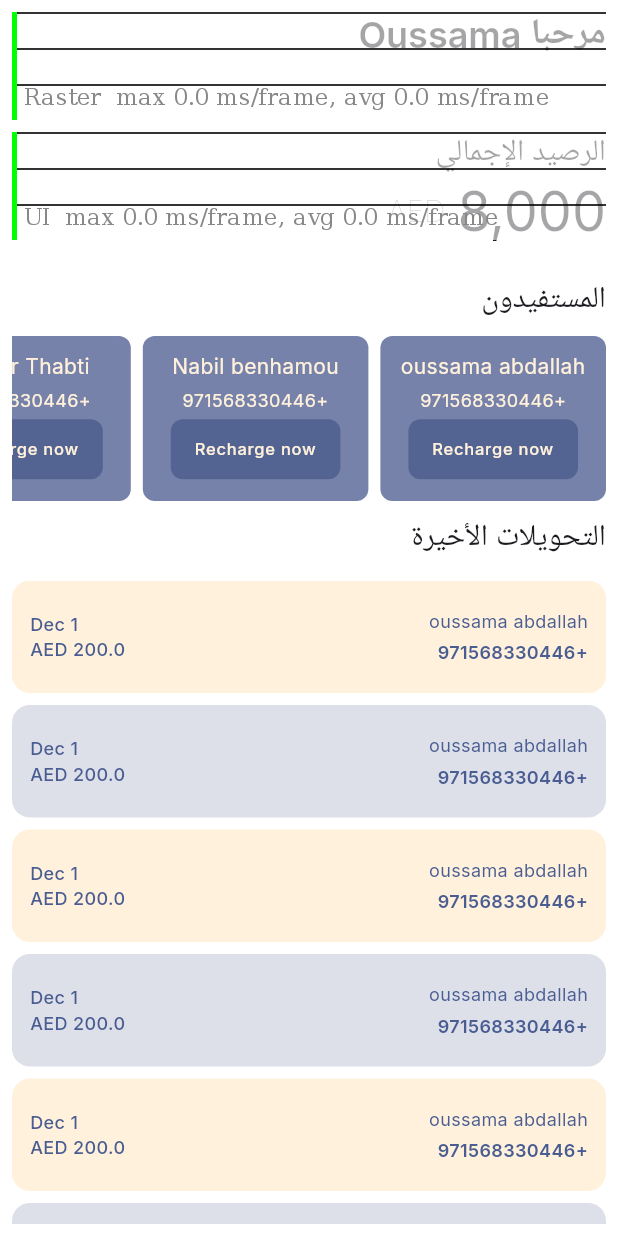
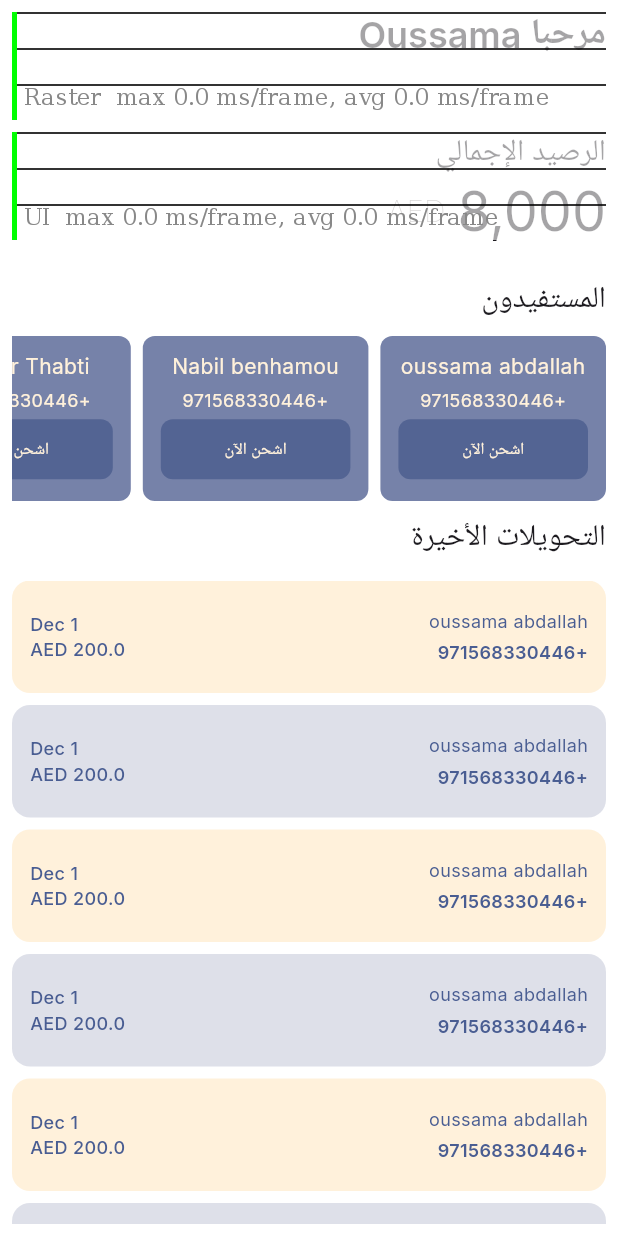
Before and after one commit to oussaki-dev/e5d-assesment, a Flutter app: the HomeScreen screen opened by its route, on a phone screen of 412 x 824 dp. Run offline on Flutter 3.47's test engine with Material 3 defaults, Android fonts, the phone set to English and light mode, and no system bars; our stand-ins replace flutter_svg, freezed_annotation, go_router, google_fonts, logger; missing offline and left inert: dlibphonenumber; generated files the repository leaves out were written again.

Commit message:
add Arabic translation to beneficiary item

```diff
--- a/lib/features/beneficiary/presentation/view/beneficiary_list_item.dart
+++ b/lib/features/beneficiary/presentation/view/beneficiary_list_item.dart
@@ -1,6 +1,7 @@
 import 'package:e5d_assesment/features/beneficiary/domain/model/beneficiary_model.dart';
 import 'package:e5d_assesment/themes/colors.dart';
 import 'package:flutter/material.dart';
+import 'package:flutter_gen/gen_l10n/app_localizations.dart';
 
 class BeneficiaryListItemWidget extends StatelessWidget {
   const BeneficiaryListItemWidget({
@@ -21,7 +22,7 @@ class BeneficiaryListItemWidget extends StatelessWidget {
       ),
       key: ObjectKey("beneficiary${_beneficiary.id}"),
       child: Padding(
-        padding: const EdgeInsets.all(8.0),
+        padding: const EdgeInsets.only(left: 12, right: 12, top: 8, bottom: 8),
         child: Column(
           crossAxisAlignment: CrossAxisAlignment.center,
           mainAxisAlignment: MainAxisAlignment.center,
@@ -51,7 +52,9 @@ class BeneficiaryListItemWidget extends StatelessWidget {
                     ),
                   ),
             ),
-            TextButton(
+            SizedBox(
+              width: double.infinity,
+              child: TextButton(
                 onPressed: _onPressed,
                 style: TextButton.styleFrom(
                   shape: RoundedRectangleBorder(
@@ -63,7 +66,7 @@ class BeneficiaryListItemWidget extends StatelessWidget {
                   ),
                 ),
                 child: Text(
-                "Recharge now",
+                  AppLocalizations.of(context)!.button_recharge_now,
                   style: Theme.of(context)
                       .textTheme
                       .labelMedium
@@ -72,6 +75,7 @@ class BeneficiaryListItemWidget extends StatelessWidget {
                         fontSize: 11,
                       )),
                 ),
+              ),
             )
           ],
         ),
--- a/lib/features/beneficiary/presentation/viewmodel/benefeciary_vm.dart
+++ b/lib/features/beneficiary/presentation/viewmodel/benefeciary_vm.dart
@@ -1,6 +1,6 @@
 import 'package:e5d_assesment/features/beneficiary/domain/model/beneficiary_model.dart';
 import 'package:dlibphonenumber/dlibphonenumber.dart';
-import 'package:e5d_assesment/main.dart';
+
 
 class BeneficiaryViewModel {
   BeneficiaryViewModel({required this.beneficiaries});
--- a/lib/l10n/app_ar.arb
+++ b/lib/l10n/app_ar.arb
@@ -22,5 +22,6 @@
   "title_total_top_up": "إجمالي الرصيد",
   "title_top_up_destination": "بيانات المستفيد",
   "done": "تم",
-  "label_top_up_money": "قم بتعبئة المزيد"
+  "label_top_up_money": "قم بتعبئة المزيد",
+  "button_recharge_now": "اشحن الآن"
 }
--- a/lib/l10n/app_en.arb
+++ b/lib/l10n/app_en.arb
@@ -22,5 +22,6 @@
   "title_total_top_up": "Total top up",
   "title_top_up_destination": "Top up destination",
   "done": "Done",
-  "label_top_up_money": "Top up more money"
+  "label_top_up_money": "Top up more money",
+  "button_recharge_now": "Recharge now"
 }
```
Lines whose indentation alone changed are shown as unchanged.
